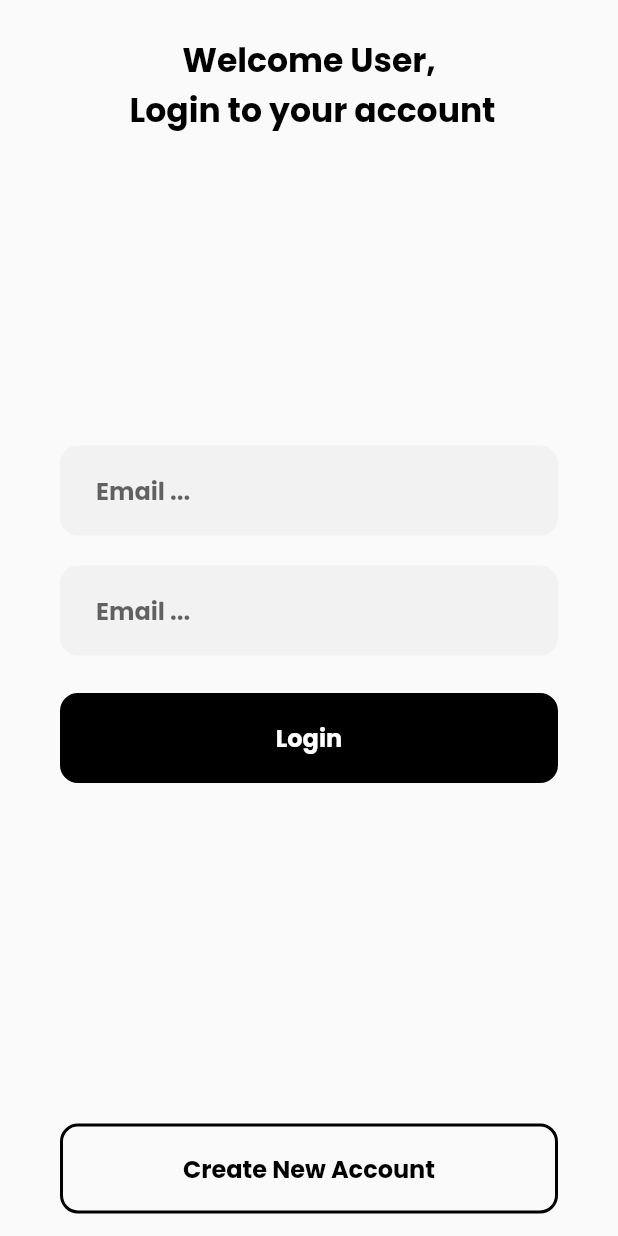
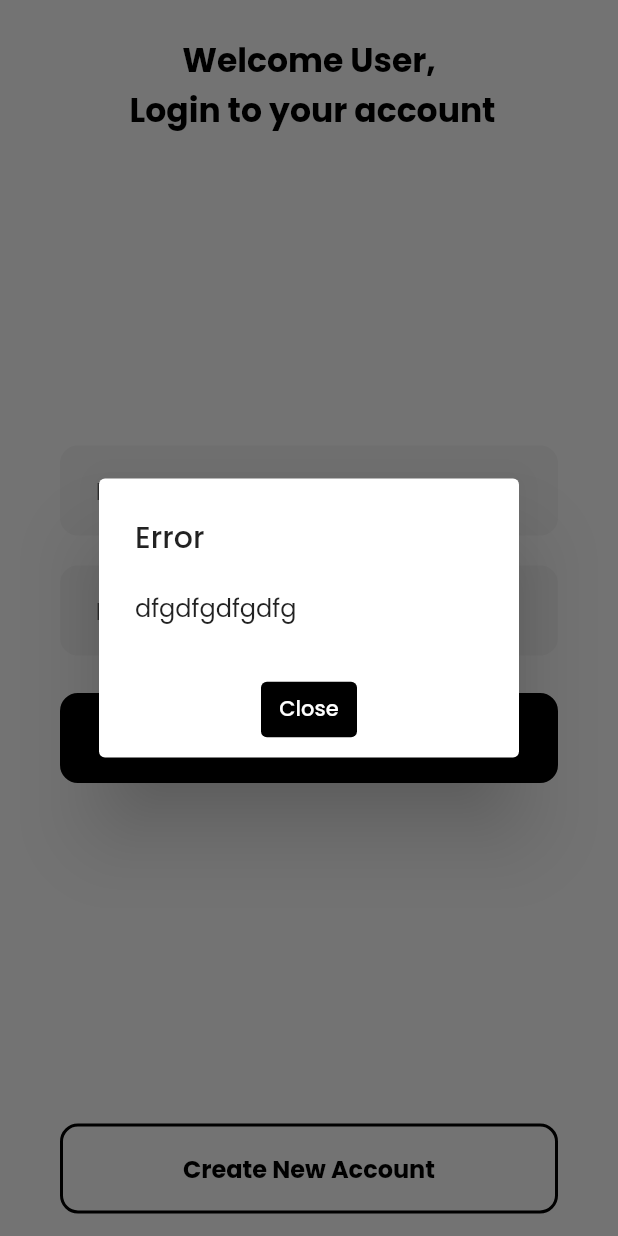
Before and after one commit to Bilal001122/e_commerce_app, a Flutter app: the screen it shows after launch, after a tap on "Login", on a phone screen of 412 x 824 dp. Run offline on Flutter 3.47's test engine with Material 2 defaults, Android fonts, the phone set to English and light mode, and no system bars; our stand-ins replace firebase_auth, firebase_core; accounts and stored records are empty.

Commit message:
Login screen UI finished

```diff
--- a/lib/main.dart
+++ b/lib/main.dart
@@ -1,12 +1,14 @@
+import 'package:e_commerce_app/screens/login_screen.dart';
+import 'package:e_commerce_app/screens/register_screen.dart';
 import 'package:e_commerce_app/services/authentication.dart';
 import 'package:flutter/material.dart';
-import 'package:google_fonts/google_fonts.dart';
-import 'package:e_commerce_app/screens/screens.dart';
 import 'package:provider/provider.dart';
 import 'package:firebase_core/firebase_core.dart';
 import 'package:e_commerce_app/models/user.dart' as model_user;
 
-void main() {
+void main() async {
+  WidgetsFlutterBinding.ensureInitialized();
+  await Firebase.initializeApp();
   runApp(
     MyApp(),
   );
@@ -17,7 +19,6 @@ class MyApp extends StatelessWidget {
 
   @override
   Widget build(BuildContext context) {
-    Firebase.initializeApp();
     return StreamProvider<model_user.User?>.value(
       initialData: null,
       value: AuthService().user,
@@ -26,7 +27,12 @@ class MyApp extends StatelessWidget {
         theme: ThemeData(
           fontFamily: 'Poppins',
         ),
-        home: RegisterScreen(),
+        home: LoginScreen(),
+        // initialRoute: '/login',
+        // routes: {
+        //   '/login': (context) => LoginScreen(),
+        //   '/register': (context) => RegisterScreen(),
+        // },
       ),
     );
   }
--- a/lib/screens/login_screen.dart
+++ b/lib/screens/login_screen.dart
@@ -1,6 +1,10 @@
+import 'package:e_commerce_app/screens/register_screen.dart';
 import 'package:flutter/material.dart';
-
-import '../constants.dart';
+import 'package:e_commerce_app/constants.dart';
+import 'package:e_commerce_app/widgets/custom_button.dart';
+import 'package:e_commerce_app/widgets/custom_input.dart';
+import 'package:e_commerce_app/models/user.dart' as model_user;
+import 'package:provider/provider.dart';
 
 class LoginScreen extends StatefulWidget {
   const LoginScreen({Key? key}) : super(key: key);
@@ -10,13 +14,82 @@ class LoginScreen extends StatefulWidget {
 }
 
 class _LoginScreenState extends State<LoginScreen> {
+  // build an alert dialog
+  Future<void> _alertDialogBuilder() async {
+    return showDialog(
+      barrierDismissible: false,
+      context: context,
+      builder: (context) {
+        return AlertDialog(
+          title: Text(
+            'Error',
+          ),
+          content: Container(
+            child: Text('dfgdfgdfgdfg'),
+          ),
+          actions: [
+            Center(
+              child: TextButton(
+                style: TextButton.styleFrom(
+                  backgroundColor: Colors.black,
+                  primary: Colors.white,
+                ),
+                onPressed: () {
+                  Navigator.pop(context);
+                },
+                child: Text('Close'),
+              ),
+            ),
+          ],
+        );
+      },
+    );
+  }
+
   @override
   Widget build(BuildContext context) {
+    final user = Provider.of<model_user.User?>(context);
     return Scaffold(
-      body: Center(
-        child: Text(
-          'Login Screen',
-          style: Constants.regularHeading,
+      body: SafeArea(
+        child: SizedBox(
+          width: double.infinity,
+          child: Column(
+            mainAxisAlignment: MainAxisAlignment.spaceBetween,
+            children: [
+              Padding(
+                padding: const EdgeInsets.only(top: 24.0),
+                child: Text(
+                  'Welcome User,\n Login to your account',
+                  textAlign: TextAlign.center,
+                  style: Constants.boldHeading,
+                ),
+              ),
+              Column(
+                children: [
+                  CustomInputField(hintText: 'Email'),
+                  CustomInputField(hintText: 'Password ...'),
+                  CustomButton(
+                    text: 'Login',
+                    onPress: () {
+                      _alertDialogBuilder();
+                    },
+                  ),
+                ],
+              ),
+              CustomButton(
+                text: 'Create New Account',
+                onPress: () {
+                  Navigator.push(
+                    context,
+                    MaterialPageRoute(
+                      builder: (context) => RegisterScreen(),
+                    ),
+                  );
+                },
+                outlinedButton: true,
+              ),
+            ],
+          ),
         ),
       ),
     );
--- a/lib/screens/register_screen.dart
+++ b/lib/screens/register_screen.dart
@@ -1,12 +1,8 @@
+import 'package:flutter/material.dart';
 import 'package:e_commerce_app/constants.dart';
-import 'package:e_commerce_app/screens/home_screen.dart';
-import 'package:e_commerce_app/screens/screens.dart';
 import 'package:e_commerce_app/widgets/custom_button.dart';
 import 'package:e_commerce_app/widgets/custom_input.dart';
-import 'package:firebase_auth/firebase_auth.dart';
-import 'package:flutter/material.dart';
 import 'package:e_commerce_app/models/user.dart' as model_user;
-import 'package:firebase_core/firebase_core.dart';
 import 'package:provider/provider.dart';
 
 class RegisterScreen extends StatefulWidget {
@@ -30,24 +26,26 @@ class _RegisterScreenState extends State<RegisterScreen> {
               Padding(
                 padding: const EdgeInsets.only(top: 24.0),
                 child: Text(
-                  'Welcome User,\n Login to your account',
+                  'Create A New Account.',
                   textAlign: TextAlign.center,
                   style: Constants.boldHeading,
                 ),
               ),
               Column(
                 children: [
-                  CustomInputField(),
-                  CustomInputField(),
+                  CustomInputField(hintText: 'Email'),
+                  CustomInputField(hintText: 'Password ...'),
                   CustomButton(
-                    text: 'Login',
+                    text: 'Create Account',
                     onPress: () {},
                   ),
                 ],
               ),
               CustomButton(
-                text: 'Create New Account',
-                onPress: () {},
+                text: 'Back To Login',
+                onPress: () {
+                  Navigator.pop(context);
+                },
                 outlinedButton: true,
               ),
             ],
--- a/lib/screens/screens.dart
+++ /dev/null
@@ -1,3 +0,0 @@
-export 'home_screen.dart';
-export 'login_screen.dart';
-export 'register_screen.dart';
--- a/lib/services/services.dart
+++ /dev/null
@@ -1,2 +0,0 @@
-export 'authentication.dart';
-export 'database.dart';
--- a/lib/widgets/custom_button.dart
+++ b/lib/widgets/custom_button.dart
@@ -13,15 +13,13 @@ class CustomButton extends StatelessWidget {
 
   @override
   Widget build(BuildContext context) {
-    return GestureDetector(
-      onTap: onPress,
-      child: Padding(
+    return Padding(
       padding: const EdgeInsets.symmetric(horizontal: 40, vertical: 15),
       child: Material(
         color: Colors.transparent,
         child: InkWell(
           borderRadius: BorderRadius.circular(12),
-            onTap: () {},
+          onTap: onPress,
           child: Container(
             height: 60,
             alignment: Alignment.center,
@@ -44,7 +42,6 @@ class CustomButton extends StatelessWidget {
           ),
         ),
       ),
-      ),
     );
   }
 }
--- a/lib/widgets/custom_input.dart
+++ b/lib/widgets/custom_input.dart
@@ -1,14 +1,10 @@
 import 'package:e_commerce_app/constants.dart';
 import 'package:flutter/material.dart';
 
-class CustomInputField extends StatefulWidget {
-  const CustomInputField({Key? key}) : super(key: key);
+class CustomInputField extends StatelessWidget {
+  final String hintText;
+  const CustomInputField({Key? key, required this.hintText}) : super(key: key);
 
-  @override
-  State<CustomInputField> createState() => _CustomInputFieldState();
-}
-
-class _CustomInputFieldState extends State<CustomInputField> {
   @override
   Widget build(BuildContext context) {
     return Container(
@@ -23,7 +19,7 @@ class _CustomInputFieldState extends State<CustomInputField> {
       child: TextField(
         decoration: InputDecoration(
           border: InputBorder.none,
-          hintText: 'Email ...',
+          hintText: hintText,
           contentPadding: EdgeInsets.symmetric(horizontal: 24, vertical: 18),
         ),
         style: Constants.regularDarkText,
```
Lines whose indentation alone changed are shown as unchanged.
